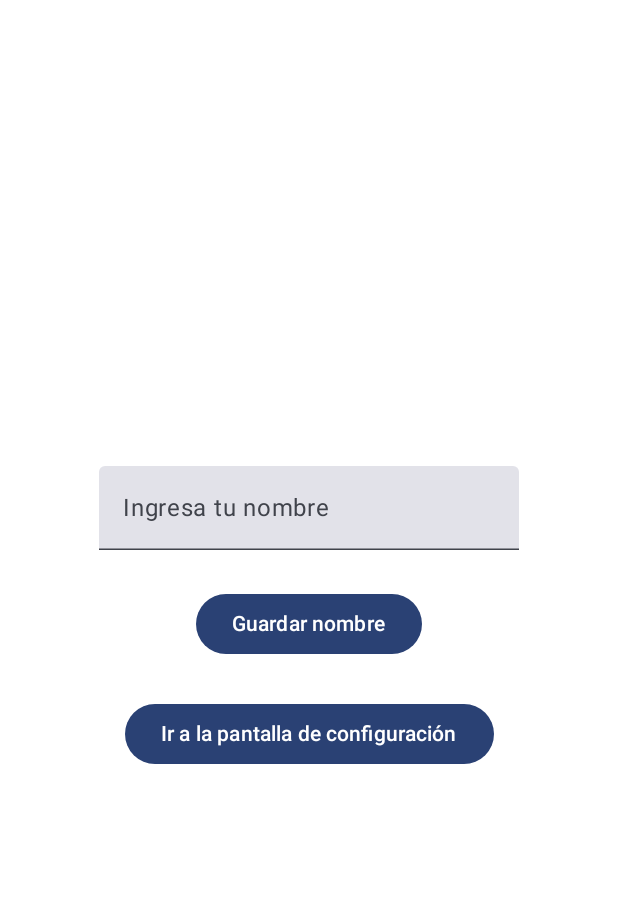
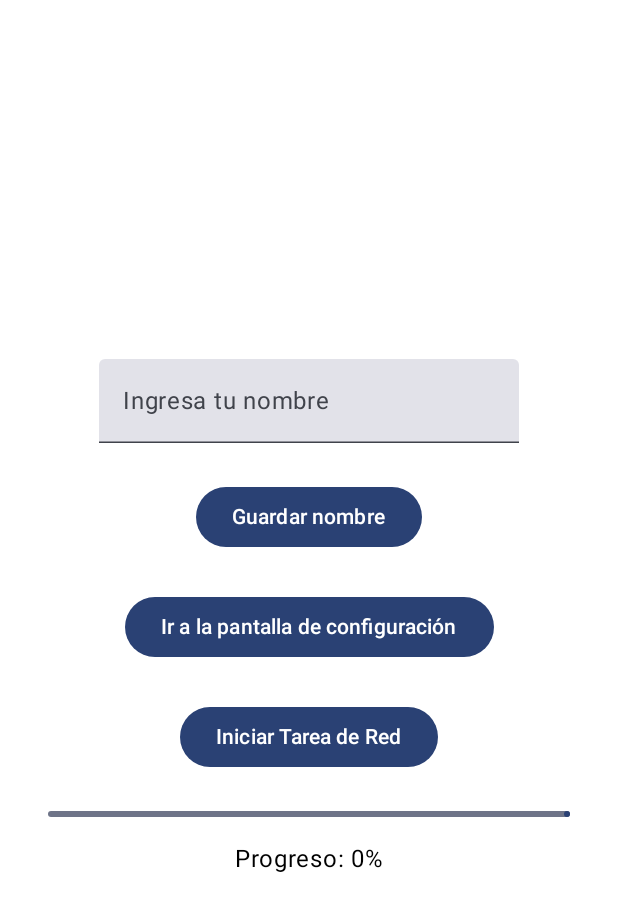
Before and after one commit to jmartter/Taller_2, an Android app built with Jetpack Compose: the @Preview function ActividadPrincipalScreenPreview, on a phone screen of 412 x 824 dp. Shown: the top 911 px of the screen. Run offline under Robolectric (Android 15) with nearby library versions, the phone set to English and light mode, and no system bars.

Commit message:
Implementacion del AsyncTask y AsyncTaskLoader y el boton de carga

```diff
--- a/app/build.gradle.kts
+++ b/app/build.gradle.kts
@@ -59,6 +59,7 @@ dependencies {
     implementation(libs.androidx.ui.tooling.preview)
     implementation(libs.androidx.material3)
     implementation(libs.androidx.espresso.intents)
+    implementation(libs.androidx.loader)
     testImplementation(libs.junit)
     testImplementation(libs.junit.jupiter)
     testImplementation(libs.androidx.ui.test.junit4.android)
--- a/app/src/main/java/com/example/taller_1/estructura/ActividadPrincipal.kt
+++ b/app/src/main/java/com/example/taller_1/estructura/ActividadPrincipal.kt
@@ -8,6 +8,7 @@ import androidx.activity.compose.setContent
 import androidx.compose.foundation.background
 import androidx.compose.foundation.layout.*
 import androidx.compose.material3.Button
+import androidx.compose.material3.LinearProgressIndicator
 import androidx.compose.material3.Text
 import androidx.compose.material3.TextField
 import androidx.compose.runtime.*
@@ -44,6 +45,7 @@ fun ActividadPrincipalScreen(backgroundColor: Color, onConfigButtonClick: () ->
     var name by remember { mutableStateOf("") }
     var greeting by remember { mutableStateOf("") }
     var showError by remember { mutableStateOf(false) }
+    var progress by remember { mutableStateOf(0) }
     val context = LocalContext.current
     val focusManager = LocalFocusManager.current
 
@@ -100,6 +102,25 @@ fun ActividadPrincipalScreen(backgroundColor: Color, onConfigButtonClick: () ->
             }) {
                 Text("Ir a la pantalla de configuración")
             }
+            Spacer(modifier = Modifier.height(25.dp))
+            Button(onClick = {
+                val task = NetworkTask { newProgress ->
+                    progress = newProgress
+                }
+                task.execute()
+            }) {
+                Text("Iniciar Tarea de Red")
+            }
+            Spacer(modifier = Modifier.height(25.dp))
+            LinearProgressIndicator(
+                progress = progress / 100f,
+                modifier = Modifier.fillMaxWidth()
+            )
+            Text(
+                text = "Progreso: $progress%",
+                fontSize = 16.sp,
+                modifier = Modifier.padding(top = 16.dp)
+            )
             if (showError) {
                 Text(
                     text = "Por favor, ingresa tu nombre antes de continuar.",
--- /dev/null
+++ b/app/src/main/java/com/example/taller_1/estructura/NetworkTask.kt
@@ -0,0 +1,31 @@
+package com.example.taller_1.estructura
+
+import android.os.AsyncTask
+import android.util.Log
+
+class NetworkTask(private val callback: (Int) -> Unit) : AsyncTask<Void, Int, Void>() {
+    override fun onPreExecute() {
+        super.onPreExecute()
+        Log.d("NetworkTask", "onPreExecute: ${Thread.currentThread().name}")
+    }
+
+    override fun doInBackground(vararg params: Void?): Void? {
+        Log.d("NetworkTask", "doInBackground: ${Thread.currentThread().name}")
+        for (i in 1..100) {
+            Thread.sleep(50) // Simulate network delay
+            publishProgress(i)
+        }
+        return null
+    }
+
+    override fun onProgressUpdate(vararg values: Int?) {
+        super.onProgressUpdate(*values)
+        Log.d("NetworkTask", "onProgressUpdate: ${Thread.currentThread().name}")
+        values[0]?.let { callback(it) }
+    }
+
+    override fun onPostExecute(result: Void?) {
+        super.onPostExecute(result)
+        Log.d("NetworkTask", "onPostExecute: ${Thread.currentThread().name}")
+    }
+}
--- a/gradle/libs.versions.toml
+++ b/gradle/libs.versions.toml
@@ -11,6 +11,7 @@ composeBom = "2024.04.01"
 junitJupiter = "5.8.1"
 uiTestJunit4Android = "1.6.6"
 espressoIntents = "3.6.1"
+loader = "1.1.0"
 
 [libraries]
 androidx-core-ktx = { group = "androidx.core", name = "core-ktx", version.ref = "coreKtx" }
@@ -30,6 +31,7 @@ androidx-material3 = { group = "androidx.compose.material3", name = "material3"
 junit-jupiter = { group = "org.junit.jupiter", name = "junit-jupiter", version.ref = "junitJupiter" }
 androidx-ui-test-junit4-android = { group = "androidx.compose.ui", name = "ui-test-junit4-android", version.ref = "uiTestJunit4Android" }
 androidx-espresso-intents = { group = "androidx.test.espresso", name = "espresso-intents", version.ref = "espressoIntents" }
+androidx-loader = { group = "androidx.loader", name = "loader", version.ref = "loader" }
 
 [plugins]
 android-application = { id = "com.android.application", version.ref = "agp" }
```
Also changed, not shown: app/src/main/java/com/example/taller_1/MainActivity.kt (+31 -1 lines), app/src/main/java/com/example/taller_1/estructura/AsyncTask.kt (added, +24 -0 lines), app/src/main/java/com/example/taller_1/estructura/AsyncTaskLoader.kt (added, +25 -0 lines), 343 other files.
